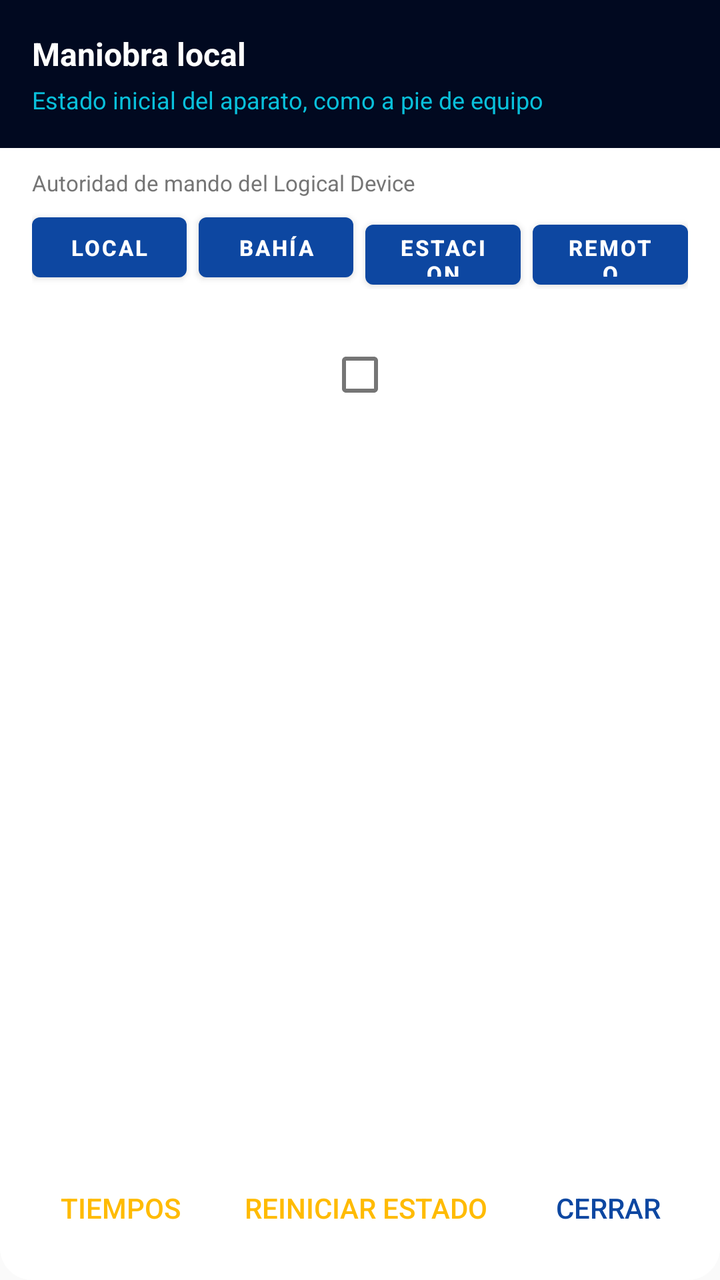
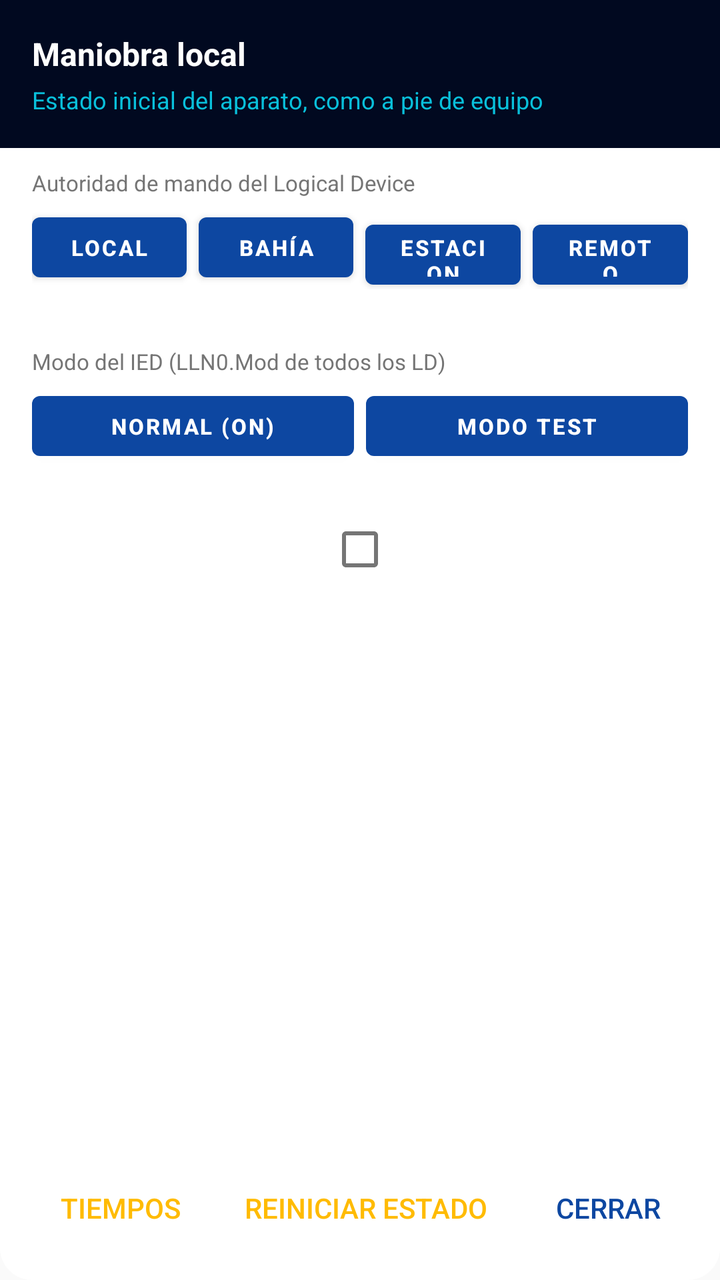

Screens rendered from an Android XML layout before and after an edit, with the pre-edit source and the edit as a unified diff.
<!-- AndroidManifest.xml: application theme Theme.IEDSimulator -->
<!-- res/layout/dialog_maniobra.xml -->
<?xml version="1.0" encoding="utf-8"?>
<LinearLayout xmlns:android="http://schemas.android.com/apk/res/android"
    android:layout_width="match_parent"
    android:layout_height="wrap_content"
    android:orientation="vertical"
    android:background="@drawable/bg_dialog_rounded">

    <LinearLayout
        android:layout_width="match_parent"
        android:layout_height="wrap_content"
        android:orientation="vertical"
        android:padding="16dp"
        android:background="@color/brand_navy">

        <TextView
            android:layout_width="match_parent"
            android:layout_height="wrap_content"
            android:text="@string/maniobra_titulo"
            android:textColor="@color/text_on_primary"
            android:textSize="16sp"
            android:textStyle="bold" />

        <TextView
            android:layout_width="match_parent"
            android:layout_height="wrap_content"
            android:text="@string/maniobra_subtitulo"
            android:textColor="@color/brand_cyan"
            android:textSize="12sp"
            android:layout_marginTop="4dp" />
    </LinearLayout>

    <TextView
        android:id="@+id/tv_maniobra_vacio"
        android:layout_width="match_parent"
        android:layout_height="wrap_content"
        android:padding="24dp"
        android:text="@string/maniobra_sin_objetos"
        android:textSize="13sp"
        android:visibility="gone" />

    
    <TextView
        android:id="@+id/tv_autoridad_titulo"
        android:layout_width="match_parent"
        android:layout_height="wrap_content"
        android:paddingStart="16dp"
        android:paddingEnd="16dp"
        android:paddingTop="10dp"
        android:text="@string/autoridad_titulo"
        android:textSize="11sp"
        android:textColor="@color/text_secondary" />

    <LinearLayout
        android:id="@+id/fila_autoridad"
        android:layout_width="match_parent"
        android:layout_height="wrap_content"
        android:orientation="horizontal"
        android:paddingStart="16dp"
        android:paddingEnd="16dp"
        android:paddingTop="4dp">

        <Button
            android:id="@+id/btn_aut_local"
            android:layout_width="0dp"
            android:layout_weight="1"
            android:layout_height="42dp"
            android:text="@string/llave_local"
            android:textSize="11sp"
            android:textStyle="bold"
            android:textColor="@color/text_on_primary" />

        <Button
            android:id="@+id/btn_aut_bahia"
            android:layout_width="0dp"
            android:layout_weight="1"
            android:layout_height="42dp"
            android:layout_marginStart="6dp"
            android:text="@string/autoridad_bahia"
            android:textSize="11sp"
            android:textStyle="bold"
            android:textColor="@color/text_on_primary" />

        <Button
            android:id="@+id/btn_aut_estacion"
            android:layout_width="0dp"
            android:layout_weight="1"
            android:layout_height="42dp"
            android:layout_marginStart="6dp"
            android:text="@string/autoridad_estacion"
            android:textSize="11sp"
            android:textStyle="bold"
            android:textColor="@color/text_on_primary" />

        <Button
            android:id="@+id/btn_aut_remoto"
            android:layout_width="0dp"
            android:layout_weight="1"
            android:layout_height="42dp"
            android:layout_marginStart="6dp"
            android:text="@string/llave_remoto"
            android:textSize="11sp"
            android:textStyle="bold"
            android:textColor="@color/text_on_primary" />
    </LinearLayout>

    <TextView
        android:id="@+id/tv_autoridad_efecto"
        android:layout_width="match_parent"
        android:layout_height="wrap_content"
        android:paddingStart="16dp"
        android:paddingEnd="16dp"
        android:paddingTop="4dp"
        android:textSize="11sp"
        android:textColor="@color/primary" />

    <CheckBox
        android:id="@+id/chk_ver_todas"
        android:layout_width="match_parent"
        android:layout_height="wrap_content"
        android:paddingStart="16dp"
        android:paddingEnd="16dp"
        android:paddingTop="8dp"
        android:textSize="12sp"
        android:textColor="@color/text_secondary" />

    
    <LinearLayout
        android:id="@+id/layout_maniobra_cargando"
        android:layout_width="match_parent"
        android:layout_height="wrap_content"
        android:orientation="horizontal"
        android:gravity="center_vertical"
        android:paddingStart="16dp"
        android:paddingEnd="16dp"
        android:paddingTop="10dp"
        android:paddingBottom="10dp"
        android:visibility="gone">

        <ProgressBar
            android:layout_width="22dp"
            android:layout_height="22dp"
            android:indeterminate="true" />

        <TextView
            android:id="@+id/tv_maniobra_cargando"
            android:layout_width="wrap_content"
            android:layout_height="wrap_content"
            android:layout_marginStart="12dp"
            android:textSize="13sp"
            android:textColor="@color/text_secondary" />
    </LinearLayout>

    <ScrollView
        android:layout_width="match_parent"
        android:layout_height="0dp"
        android:layout_weight="1"
        android:minHeight="180dp">

        <LinearLayout
            android:id="@+id/contenedor_maniobra"
            android:layout_width="match_parent"
            android:layout_height="wrap_content"
            android:orientation="vertical"
            android:paddingTop="8dp"
            android:paddingBottom="8dp"
            android:paddingStart="@dimen/maniobra_lista_margen"
            android:paddingEnd="@dimen/maniobra_lista_margen" />
    </ScrollView>

    <LinearLayout
        android:layout_width="match_parent"
        android:layout_height="wrap_content"
        android:orientation="horizontal"
        android:gravity="end"
        android:padding="12dp">

        <Button
            android:id="@+id/btn_tiempos"
            style="?android:attr/borderlessButtonStyle"
            android:layout_width="wrap_content"
            android:layout_height="wrap_content"
            android:text="@string/tiempos_boton"
            android:textColor="@color/brand_amber" />

        <Button
            android:id="@+id/btn_reiniciar_estado"
            style="?android:attr/borderlessButtonStyle"
            android:layout_width="wrap_content"
            android:layout_height="wrap_content"
            android:text="@string/maniobra_reiniciar"
            android:textColor="@color/brand_amber" />

        <Button
            android:id="@+id/btn_maniobra_cerrar"
            style="?android:attr/borderlessButtonStyle"
            android:layout_width="wrap_content"
            android:layout_height="wrap_content"
            android:text="@string/action_close"
            android:textColor="@color/primary" />
    </LinearLayout>
</LinearLayout>
<!-- resources referenced by this layout -->
<resources>
  <color name="brand_amber">#FFBB01</color>
  <color name="brand_cyan">#09C0DB</color>
  <color name="brand_navy">#010920</color>
  <color name="primary">#0D47A1</color>
  <color name="text_on_primary">#FFFFFF</color>
  <color name="text_secondary">#757575</color>
  <dimen name="maniobra_lista_margen">0dp</dimen>
  <!-- drawable bg_dialog_rounded (drawable) -->
  <?xml version="1.0" encoding="utf-8"?>
  <shape xmlns:android="http://schemas.android.com/apk/res/android"
      android:shape="rectangle">
      <solid android:color="@color/background_card" />
      <corners android:radius="16dp" />
  </shape>
  <string name="action_close">Cerrar</string>
  <string name="autoridad_bahia">BAHÍA</string>
  <string name="autoridad_estacion">ESTACION</string>
  <string name="autoridad_titulo">Autoridad de mando del Logical Device</string>
  <string name="llave_local">LOCAL</string>
  <string name="llave_remoto">REMOTO</string>
  <string name="maniobra_reiniciar">Reiniciar estado</string>
  <string name="maniobra_sin_objetos">Este modelo no expone objetos de posicion maniobrables.</string>
  <string name="maniobra_subtitulo">Estado inicial del aparato, como a pie de equipo</string>
  <string name="maniobra_titulo">Maniobra local</string>
  <string name="tiempos_boton">TIEMPOS</string>
  <style name="Theme.IEDSimulator" parent="Theme.MaterialComponents.Light.NoActionBar">
          <item name="colorPrimary">@color/primary</item>
          <item name="colorPrimaryVariant">@color/primary_dark</item>
          <item name="colorOnPrimary">@color/text_on_primary</item>
          <item name="colorSecondary">@color/secondary</item>
          <item name="colorSecondaryVariant">@color/secondary_dark</item>
          <item name="colorOnSecondary">@color/text_on_primary</item>
          
          <item name="android:statusBarColor">@color/brand_navy</item>
          <item name="android:windowBackground">@color/background_tree</item>
      </style>
  <color name="background_card">#FFFFFF</color>
  <color name="primary_dark">#002171</color>
  <color name="secondary">#FF6F00</color>
  <color name="secondary_dark">#C43E00</color>
  <color name="background_tree">#FAFAFA</color>
</resources>

<!-- the commit's change to res/layout/dialog_maniobra.xml (unified diff, before → after) -->
@@ -113,6 +113,59 @@
         android:textSize="11sp"
         android:textColor="@color/primary" />
 
+    
+    <TextView
+        android:id="@+id/tv_modo_titulo"
+        android:layout_width="match_parent"
+        android:layout_height="wrap_content"
+        android:paddingStart="16dp"
+        android:paddingEnd="16dp"
+        android:paddingTop="10dp"
+        android:text="@string/modo_titulo"
+        android:textSize="11sp"
+        android:textColor="@color/text_secondary" />
+
+    <LinearLayout
+        android:id="@+id/fila_modo"
+        android:layout_width="match_parent"
+        android:layout_height="wrap_content"
+        android:orientation="horizontal"
+        android:paddingStart="16dp"
+        android:paddingEnd="16dp"
+        android:paddingTop="4dp">
+
+        <Button
+            android:id="@+id/btn_modo_on"
+            android:layout_width="0dp"
+            android:layout_weight="1"
+            android:layout_height="42dp"
+            android:text="@string/modo_on"
+            android:textSize="11sp"
+            android:textStyle="bold"
+            android:textColor="@color/text_on_primary" />
+
+        <Button
+            android:id="@+id/btn_modo_test"
+            android:layout_width="0dp"
+            android:layout_weight="1"
+            android:layout_height="42dp"
+            android:layout_marginStart="6dp"
+            android:text="@string/modo_test"
+            android:textSize="11sp"
+            android:textStyle="bold"
+            android:textColor="@color/text_on_primary" />
+    </LinearLayout>
+
+    <TextView
+        android:id="@+id/tv_modo_efecto"
+        android:layout_width="match_parent"
+        android:layout_height="wrap_content"
+        android:paddingStart="16dp"
+        android:paddingEnd="16dp"
+        android:paddingTop="2dp"
+        android:textSize="11sp"
+        android:textColor="@color/text_secondary" />
+
     <CheckBox
         android:id="@+id/chk_ver_todas"
         android:layout_width="match_parent"
<!-- resource entries referenced after the edit -->
@@ -24,6 +24,9 @@
   <string name="maniobra_sin_objetos">Este modelo no expone objetos de posicion maniobrables.</string>
   <string name="maniobra_subtitulo">Estado inicial del aparato, como a pie de equipo</string>
   <string name="maniobra_titulo">Maniobra local</string>
+  <string name="modo_on">NORMAL (on)</string>
+  <string name="modo_test">MODO TEST</string>
+  <string name="modo_titulo">Modo del IED (LLN0.Mod de todos los LD)</string>
   <string name="tiempos_boton">TIEMPOS</string>
   <style name="Theme.IEDSimulator" parent="Theme.MaterialComponents.Light.NoActionBar">
           <item name="colorPrimary">@color/primary</item>
